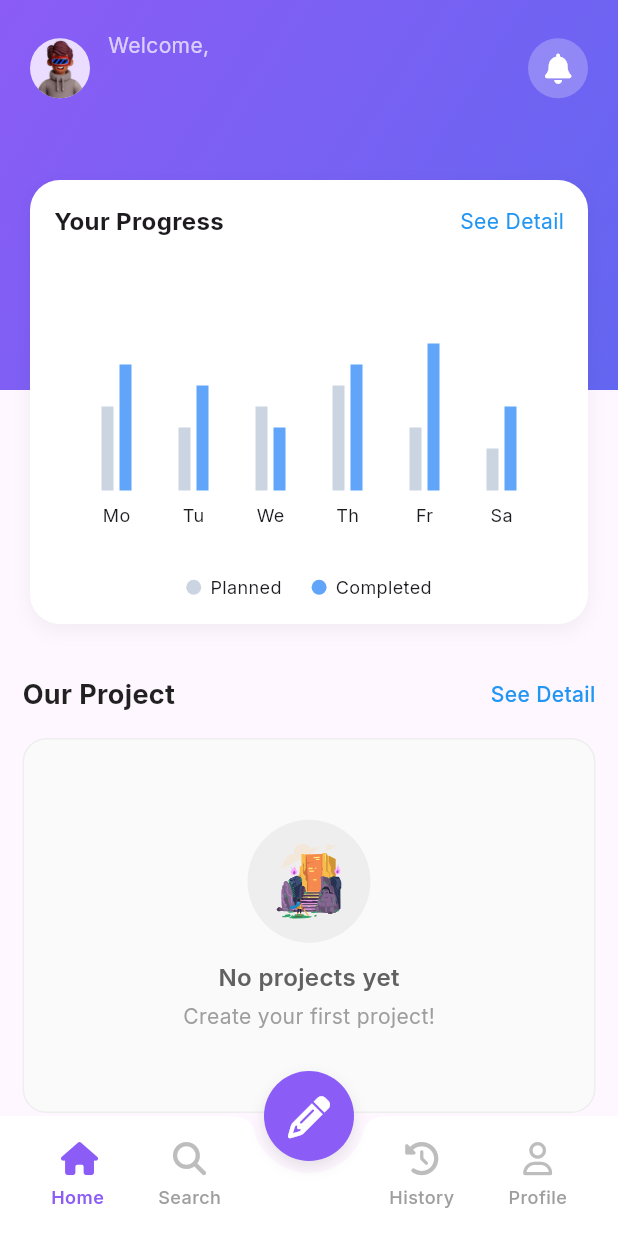
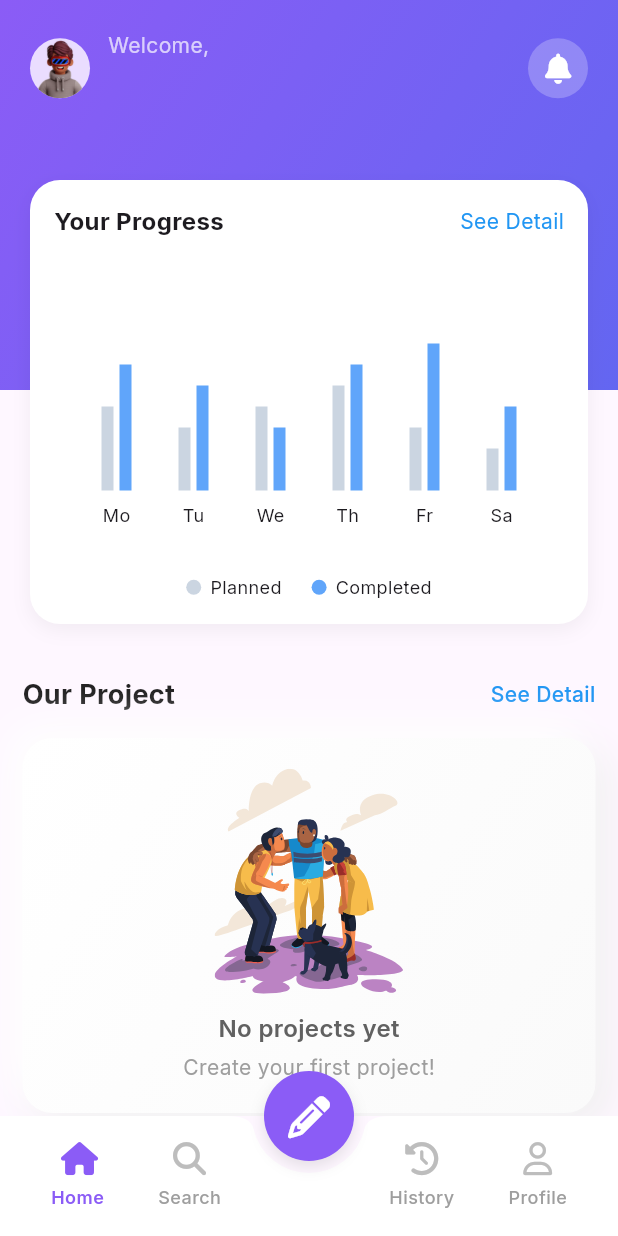
Before and after one commit to MarkCnw/PlanMate, a Flutter app: the screen it shows once a user with an empty profile is signed in, on a phone screen of 412 x 824 dp. Run offline on Flutter 3.47's test engine with Material 3 defaults, Android fonts, the phone set to English and light mode, and no system bars; drawn by our look-alikes of fl_chart; our stand-ins replace cloud_firestore, firebase_auth, firebase_core, flutter_svg, font_awesome_flutter, google_fonts and 2 more; accounts and stored records are empty.

Commit message:
Add ProjectSection widget and asset generation for project-related assets
- Implemented ProjectSection widget to display project information based on a stream.
- Added loading, error, and empty states for better user experience.
- Integrated navigation to project details screen on project card tap.
- Generated assets for avatars and icons used in the application.

```diff
--- a/planmate/lib/Home/Widgets/project_section.dart
+++ b/planmate/lib/Home/Widgets/project_section_widget.dart
@@ -3,14 +3,12 @@ import 'package:flutter_svg/flutter_svg.dart';
 import 'package:planmate/Home/Widgets/card_widget.dart';
 import 'package:planmate/Models/project_model.dart';
 import 'package:planmate/CreateProject/presentation/project_screen.dart';
+import 'package:planmate/gen/assets.gen.dart';
 
 class ProjectSection extends StatelessWidget {
   final AsyncSnapshot<List<ProjectModel>> projectStream;
 
-  const ProjectSection({
-    super.key,
-    required this.projectStream,
-  });
+  const ProjectSection({super.key, required this.projectStream});
 
   @override
   Widget build(BuildContext context) {
@@ -43,16 +41,15 @@ class ProjectSection extends StatelessWidget {
         const SizedBox(height: 16),
 
         // Content based on stream state
-        SizedBox(
-          height: 250,
-          child: _buildProjectContent(context),
-        ),
+        SizedBox(height: 250, child: _buildProjectContent(context)),
       ],
     );
   }
 
   Widget _buildProjectContent(BuildContext context) {
-    print('🎯 ProjectSection - Connection State: ${projectStream.connectionState}');
+    print(
+      '🎯 ProjectSection - Connection State: ${projectStream.connectionState}',
+    );
     print('🎯 ProjectSection - Has Error: ${projectStream.hasError}');
     print('🎯 ProjectSection - Has Data: ${projectStream.hasData}');
 
@@ -102,10 +99,7 @@ class ProjectSection extends StatelessWidget {
           const SizedBox(height: 16),
           Text(
             'Loading projects...',
-            style: TextStyle(
-              color: Colors.grey.shade600,
-              fontSize: 14,
-            ),
+            style: TextStyle(color: Colors.grey.shade600, fontSize: 14),
           ),
         ],
       ),
@@ -141,10 +135,7 @@ class ProjectSection extends StatelessWidget {
             const SizedBox(height: 4),
             Text(
               error,
-              style: TextStyle(
-                color: Colors.red.shade600,
-                fontSize: 12,
-              ),
+              style: TextStyle(color: Colors.red.shade600, fontSize: 12),
               textAlign: TextAlign.center,
               maxLines: 2,
               overflow: TextOverflow.ellipsis,
@@ -157,23 +148,47 @@ class ProjectSection extends StatelessWidget {
 
   Widget _buildEmptyState(BuildContext context) {
     return Container(
-      padding: const EdgeInsets.all(20),
+
+      height: MediaQuery.of(context).size.height * 0.4,
+      width: double.infinity,
+      padding: const EdgeInsets.all(20), // 🆕 เพิ่ม padding
       decoration: BoxDecoration(
-        color: Colors.grey.shade50,
-        borderRadius: BorderRadius.circular(16),
-        border: Border.all(color: Colors.grey.shade200),
+        // 🆕 Gradient Background (ตาม trend)
+        gradient: LinearGradient(
+          begin: Alignment.topLeft,
+          end: Alignment.bottomRight,
+          colors: [Colors.white, Colors.grey.shade50],
+        ),
+        borderRadius: BorderRadius.circular(20), // 🆕 เพิ่มความโค้งมน
+        // 🆕 Modern Shadow (neumorphism trend)
+        boxShadow: [
+          BoxShadow(
+            color: Colors.grey.shade200,
+            offset: const Offset(8, 8),
+            blurRadius: 20,
+            spreadRadius: 0,
+          ),
+          BoxShadow(
+            color: Colors.white,
+            offset: const Offset(-8, -8),
+            blurRadius: 20,
+            spreadRadius: 0,
+          ),
+        ],
+        // เอา border ออก (minimalist trend)
       ),
       child: Center(
         child: Column(
           mainAxisAlignment: MainAxisAlignment.center,
+          // mainAxisSize: MainAxisSize.min, // 👈 ป้องกันการขยายเกิน
           children: [
-            Container(
-              padding: const EdgeInsets.all(16),
-              decoration: BoxDecoration(
-                color: Colors.grey.shade200,
-                shape: BoxShape.circle,
+            Flexible(
+              flex: 3,
+              child: SvgPicture.asset(
+                Assets.avatar.noproject,
+                height: 150, // 👈 ปรับลดจาก 180
+                fit: BoxFit.contain,
               ),
-              child: SvgPicture.asset('assets/avatar/noproject.svg',width: 50,height: 50,)
             ),
             const SizedBox(height: 12),
             Text(
@@ -187,10 +202,7 @@ class ProjectSection extends StatelessWidget {
             const SizedBox(height: 4),
             Text(
               'Create your first project!',
-              style: TextStyle(
-                fontSize: 14,
-                color: Colors.grey.shade500,
-              ),
+              style: TextStyle(fontSize: 14, color: Colors.grey.shade500),
             ),
           ],
         ),
@@ -198,7 +210,10 @@ class ProjectSection extends StatelessWidget {
     );
   }
 
-  Widget _buildProjectsList(BuildContext context, List<ProjectModel> projects) {
+  Widget _buildProjectsList(
+    BuildContext context,
+    List<ProjectModel> projects,
+  ) {
     print('🎯 Building projects list with ${projects.length} projects');
 
     return ListView.builder(
@@ -207,7 +222,9 @@ class ProjectSection extends StatelessWidget {
       padding: const EdgeInsets.symmetric(horizontal: 10),
       itemBuilder: (context, index) {
         final project = projects[index];
-        print('🎯 Rendering project: ${project.title} - ${project.iconPath}');
+        print(
+          '🎯 Rendering project: ${project.title} - ${project.iconPath}',
+        );
 
         return Padding(
           padding: const EdgeInsets.only(right: 12),
@@ -221,11 +238,12 @@ class ProjectSection extends StatelessWidget {
                 Navigator.push(
                   context,
                   MaterialPageRoute(
-                    builder: (context) => ShowProjectScreen(
-                      projectName: project.title,
-                      iconPath: project.iconPath,
-                      projectId: project.id,
-                    ),
+                    builder:
+                        (context) => ShowProjectScreen(
+                          projectName: project.title,
+                          iconPath: project.iconPath,
+                          projectId: project.id,
+                        ),
                   ),
                 );
               },
--- a/planmate/lib/Home/presentation/home.dart
+++ b/planmate/lib/Home/presentation/home.dart
@@ -2,7 +2,7 @@ import 'package:firebase_auth/firebase_auth.dart';
 import 'package:flutter/material.dart';
 import 'package:planmate/Home/Widgets/header_widget.dart';
 import 'package:planmate/Home/Widgets/progress_widget.dart';
-import 'package:planmate/Home/Widgets/project_section.dart';
+import 'package:planmate/Home/Widgets/project_section_widget.dart';
 import 'package:planmate/Models/project_model.dart';
 import 'package:planmate/Services/firebase_project_service.dart';
 
```
Also changed, not shown: planmate/lib/gen/assets.gen.dart (added, +244 -0 lines), planmate/pubspec.yaml (+6 -66 lines), planmate/assets/avatar/no_project.svg (added), planmate/assets/avatar/noproject.svg (deleted), planmate/pubspec.lock, 1 other file.
